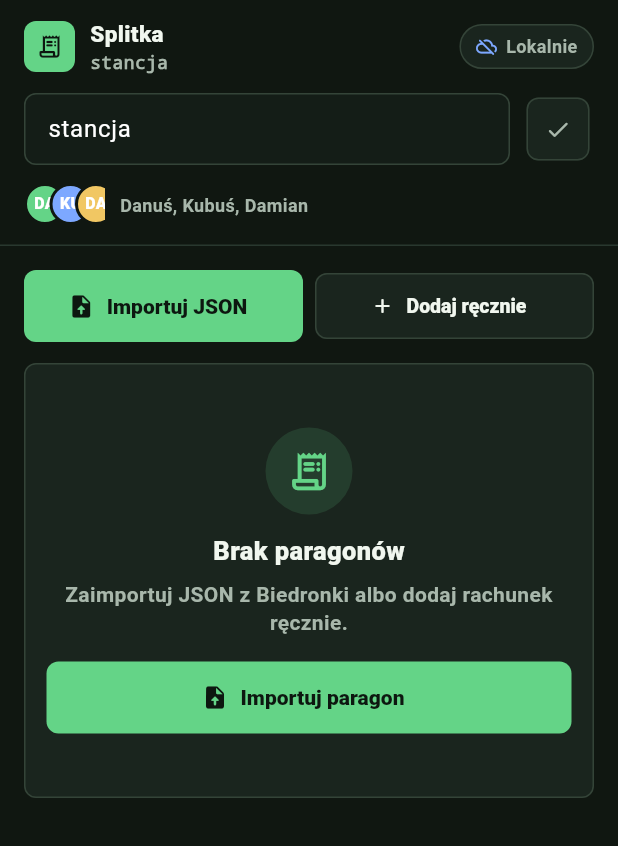
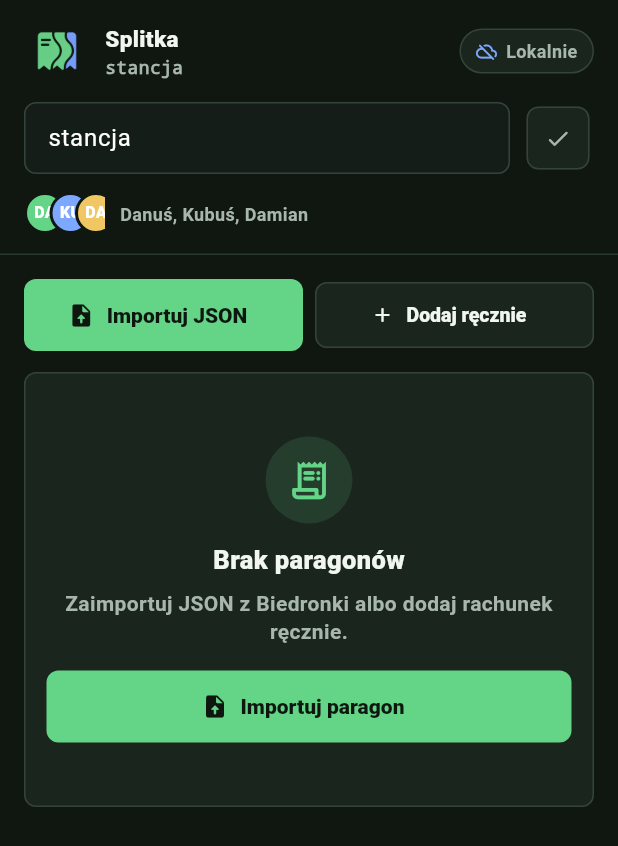
Before and after one commit to Mortexer/Splitka, a Flutter app: the screen it shows after launch, on a phone screen of 412 x 824 dp. Shown: the top 846 px of the screen. Run offline on Flutter 3.47's test engine with Material 3 defaults, Android fonts, the phone set to English and light mode, and no system bars; our stand-ins replace cloud_firestore, file_picker, firebase_core, shared_preferences; accounts and stored records are empty.

Commit message:
feat: add Splitka launcher icon and app branding

```diff
--- a/lib/ui/dashboard_screen.dart
+++ b/lib/ui/dashboard_screen.dart
@@ -183,19 +183,12 @@ class _Header extends StatelessWidget {
           children: [
             Row(
               children: [
-                Container(
-                  width: 34,
-                  height: 34,
-                  alignment: Alignment.center,
-                  decoration: BoxDecoration(
-                    color: AppColors.primary,
-                    borderRadius: BorderRadius.circular(8),
-                  ),
-                  child: const Icon(
-                    Icons.receipt_long_rounded,
-                    color: AppColors.primaryForeground,
-                    size: 18,
-                  ),
+                Image.asset(
+                  'assets/branding/splitka-foreground.png',
+                  width: 44,
+                  height: 44,
+                  fit: BoxFit.contain,
+                  excludeFromSemantics: true,
                 ),
                 const SizedBox(width: 10),
                 Expanded(
```
Also changed, not shown: pubspec.yaml (+13 -0 lines), tool/generate_icons.dart (added, +27 -0 lines), assets/branding/splitka-foreground.png (added), assets/branding/splitka-icon.png (added), pubspec.lock, 35 other files.
